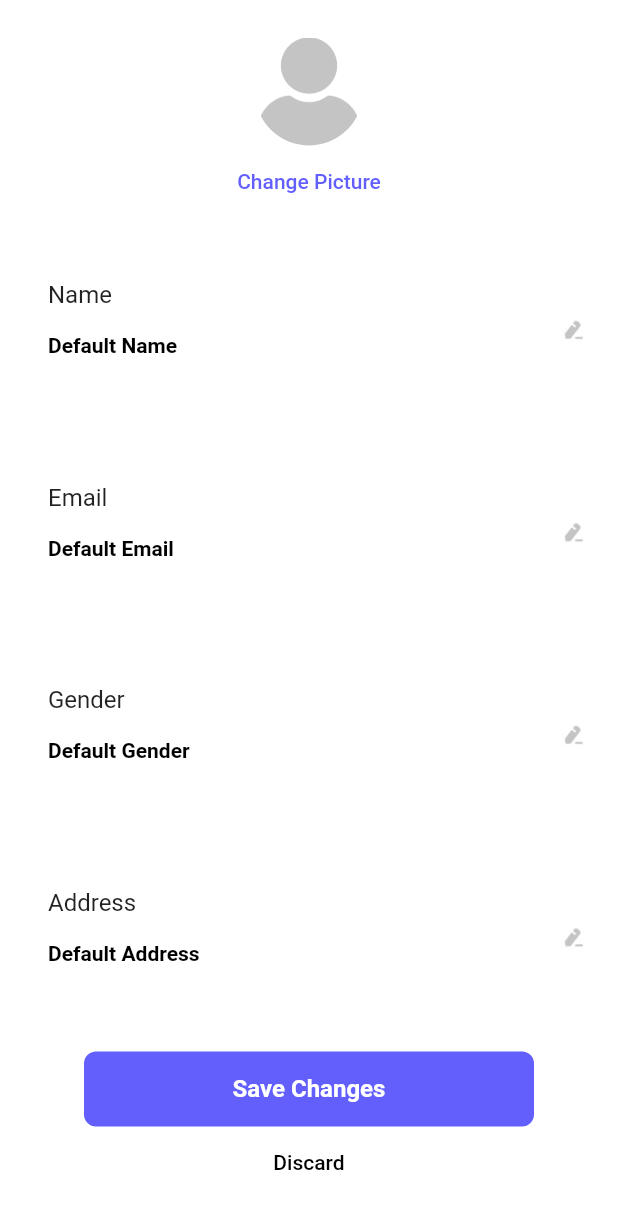
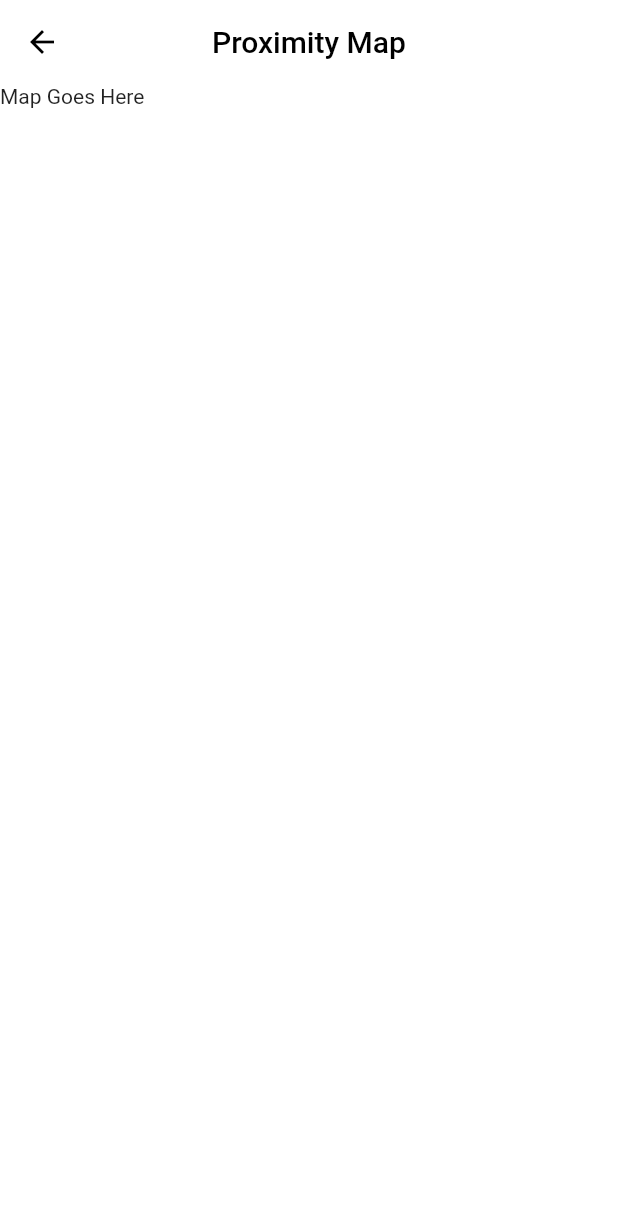
Before and after one commit to angelohizon-coder/Padyak, a Flutter app: the InputPage screen opened by its route, item 3 of the bottom bar chosen, on a phone screen of 412 x 824 dp. Shown: the top 1209 px of the screen. Run offline on Flutter 3.47's test engine with Material 2 defaults, Android fonts, the phone set to English and light mode, and no system bars; drawn by our look-alikes of auto_size_text; our stand-ins replace percent_indicator, sliding_up_panel.

Commit message:
some refactoring of code and removed profile page

```diff
--- a/lib/main.dart
+++ b/lib/main.dart
@@ -1,9 +1,9 @@
 import 'package:flutter/material.dart';
 import 'pages/input_page.dart';
 import 'pages/result_page.dart';
-import 'pages/profile_page.dart';
 import 'pages/weather_page.dart';
 import 'pages/map_page.dart';
+import 'pages/proximity_page.dart';
 
 void main() {
   runApp(
@@ -14,8 +14,8 @@ void main() {
       initialRoute: '/result_page',
       routes: {
         '/input_page': (context) => const InputPage(),
+        '/proximity_page': (context) => const ProximityPage(),
         '/map_page': (context) => const MapPage(),
-        '/profile_page': (context) => const ProfilePage(),
         '/result_page': (context) => const ResultPage(),
         '/weather_page': (context) => const WeatherPage()
       },
--- a/lib/pages/input_page.dart
+++ b/lib/pages/input_page.dart
@@ -1,3 +1,4 @@
+import 'package:auto_size_text/auto_size_text.dart';
 import 'package:flutter/cupertino.dart';
 import 'package:flutter/material.dart';
 import '../constants.dart';
@@ -28,11 +29,11 @@ class _InputPageState extends State<InputPage> {
                     'images/greetings.png',
                     height: 48,
                   ),
-                  title: Text(
-                    'Hey backstreet boys!',
+                  title: AutoSizeText(
+                    'Hey there!',
                     style: labelInputPage,
                   ),
-                  subtitle: const Text(
+                  subtitle: const AutoSizeText(
                     'Where are you going today?',
                     style: TextStyle(
                       color: Colors.black,
@@ -131,8 +132,8 @@ class _InputPageState extends State<InputPage> {
                         ),
                       ),
                       SizedBox(
-                        height: 50,
-                        width: 300,
+                        height: MediaQuery.of(context).size.width * 0.1,
+                        width: double.infinity,
                         child: TextButton(
                           style: ButtonStyle(
                             backgroundColor: MaterialStateProperty.all<Color>(
@@ -148,7 +149,7 @@ class _InputPageState extends State<InputPage> {
                           onPressed: () {
                             Navigator.pushNamed(context, '/map_page');
                           },
-                          child: Text(
+                          child: AutoSizeText(
                             'Get The Route',
                             style: blueStyleIconButton,
                           ),
@@ -224,14 +225,14 @@ class _InputPageState extends State<InputPage> {
                       child: TextButton(
                         style: noSplashEffect,
                         onPressed: () {
-                          Navigator.pushNamed(context, '/profile_page');
+                          Navigator.pushNamed(context, '/proximity_page');
                         },
                         child: Image.asset(
-                          'images/menu/user.png',
+                          'images/menu/radar.png',
                           color: const Color(0xFFC4C4C4),
                         ),
                       ),
-                    )
+                    ),
                   ],
                 ),
               ),
--- a/lib/pages/map_page.dart
+++ b/lib/pages/map_page.dart
@@ -42,7 +42,9 @@ class _MapPageState extends State<MapPage> {
         body: const SizedBox(
           width: double.infinity,
           height: double.infinity,
-          child: Center(child: Text('Map Goes Here')),
+          child: Center(
+            child: Text('Map Goes Here'),
+          ),
         ),
         panelBuilder: (controller) => PanelWidget(
           controller: controller,
--- a/lib/pages/profile_page.dart
+++ /dev/null
@@ -1,230 +0,0 @@
-import 'package:flutter/cupertino.dart';
-import 'package:flutter/material.dart';
-import '../constants.dart';
-
-class ProfilePage extends StatefulWidget {
-  const ProfilePage({Key? key}) : super(key: key);
-
-  @override
-  _ProfilePageState createState() => _ProfilePageState();
-}
-
-class _ProfilePageState extends State<ProfilePage> {
-  @override
-  Widget build(BuildContext context) {
-    return Scaffold(
-      backgroundColor: Colors.white,
-      resizeToAvoidBottomInset: false,
-      body: SafeArea(
-        child: Column(
-          crossAxisAlignment: CrossAxisAlignment.center,
-          children: [
-            defaultSizedBoxTwentyFiveHeight,
-            const CircleAvatar(
-              backgroundImage: AssetImage('images/default-picture.png'),
-              backgroundColor: Colors.white,
-              radius: 36,
-            ),
-            TextButton(
-              child: const Text(
-                'Change Picture',
-                style: TextStyle(
-                  color: Color(0xFF625FFD),
-                ),
-              ),
-              onPressed: () {},
-              style: noSplashEffect,
-            ),
-            Expanded(
-              flex: 3,
-              child: Padding(
-                padding: const EdgeInsets.symmetric(
-                  vertical: 8.0,
-                  horizontal: 16.0,
-                ),
-                child: Column(
-                  mainAxisAlignment: MainAxisAlignment.start,
-                  children: [
-                    Expanded(
-                      child: Row(
-                        mainAxisAlignment: MainAxisAlignment.spaceAround,
-                        children: [
-                          Expanded(
-                            child: ListTile(
-                              title: Text(
-                                'Name',
-                                style: labelInputPage,
-                              ),
-                              subtitle: Container(
-                                padding: const EdgeInsets.fromLTRB(0, 0, 60, 0),
-                                child: const TextField(
-                                  decoration: InputDecoration(
-                                    border: InputBorder.none,
-                                    hintStyle: TextStyle(
-                                      color: Colors.black,
-                                      fontSize: 14,
-                                      fontWeight: FontWeight.bold,
-                                    ),
-                                    hintText: 'Default Name',
-                                  ),
-                                ),
-                              ),
-                            ),
-                          ),
-                          Image.asset(
-                            'images/pen.JPG',
-                            width: 24,
-                          ),
-                        ],
-                      ),
-                    ),
-                    Expanded(
-                      child: Row(
-                        mainAxisAlignment: MainAxisAlignment.spaceAround,
-                        children: [
-                          Expanded(
-                            child: ListTile(
-                              title: Text(
-                                'Email',
-                                style: labelInputPage,
-                              ),
-                              subtitle: Container(
-                                padding: const EdgeInsets.fromLTRB(0, 0, 60, 0),
-                                child: const TextField(
-                                  decoration: InputDecoration(
-                                    border: InputBorder.none,
-                                    hintStyle: TextStyle(
-                                      color: Colors.black,
-                                      fontSize: 14,
-                                      fontWeight: FontWeight.bold,
-                                    ),
-                                    hintText: 'Default Email',
-                                  ),
-                                ),
-                              ),
-                            ),
-                          ),
-                          Image.asset(
-                            'images/pen.JPG',
-                            width: 24,
-                          ),
-                        ],
-                      ),
-                    ),
-                    Expanded(
-                      child: Row(
-                        mainAxisAlignment: MainAxisAlignment.spaceAround,
-                        children: [
-                          Expanded(
-                            child: ListTile(
-                              title: Text(
-                                'Gender',
-                                style: labelInputPage,
-                              ),
-                              subtitle: Container(
-                                padding: const EdgeInsets.fromLTRB(0, 0, 60, 0),
-                                child: const TextField(
-                                  decoration: InputDecoration(
-                                    border: InputBorder.none,
-                                    hintStyle: TextStyle(
-                                      color: Colors.black,
-                                      fontSize: 14,
-                                      fontWeight: FontWeight.bold,
-                                    ),
-                                    hintText: 'Default Gender',
-                                  ),
-                                ),
-                              ),
-                            ),
-                          ),
-                          Image.asset(
-                            'images/pen.JPG',
-                            width: 24,
-                          ),
-                        ],
-                      ),
-                    ),
-                    Expanded(
-                      child: Row(
-                        mainAxisAlignment: MainAxisAlignment.spaceAround,
-                        children: [
-                          Expanded(
-                            child: ListTile(
-                              title: Text(
-                                'Address',
-                                style: labelInputPage,
-                              ),
-                              subtitle: Container(
-                                padding: const EdgeInsets.fromLTRB(0, 0, 60, 0),
-                                child: const TextField(
-                                  decoration: InputDecoration(
-                                    border: InputBorder.none,
-                                    hintStyle: TextStyle(
-                                      color: Colors.black,
-                                      fontSize: 14,
-                                      fontWeight: FontWeight.bold,
-                                    ),
-                                    hintText: 'Default Address',
-                                  ),
-                                ),
-                              ),
-                            ),
-                          ),
-                          Image.asset(
-                            'images/pen.JPG',
-                            width: 24,
-                          ),
-                        ],
-                      ),
-                    ),
-                  ],
-                ),
-              ),
-            ),
-            SizedBox(
-              height: 50,
-              width: 300,
-              child: TextButton(
-                style: ButtonStyle(
-                  backgroundColor: MaterialStateProperty.all<Color>(
-                    const Color(0xFF625FFD),
-                  ),
-                  shape: MaterialStateProperty.all<RoundedRectangleBorder>(
-                    RoundedRectangleBorder(
-                      borderRadius: BorderRadius.circular(8.0),
-                    ),
-                  ),
-                ),
-                onPressed: () {},
-                child: Text(
-                  'Save Changes',
-                  style: blueStyleIconButton,
-                ),
-              ),
-            ),
-            TextButton(
-              style: ButtonStyle(
-                shape: MaterialStateProperty.all<RoundedRectangleBorder>(
-                  RoundedRectangleBorder(
-                    borderRadius: BorderRadius.circular(8.0),
-                  ),
-                ),
-                splashFactory: NoSplash.splashFactory,
-              ),
-              onPressed: () {
-                Navigator.pop(context);
-              },
-              child: const Text(
-                'Discard',
-                style: TextStyle(
-                  color: Colors.black,
-                ),
-              ),
-            ),
-            defaultSizedBoxTwentyFiveHeight
-          ],
-        ),
-      ),
-    );
-  }
-}
--- /dev/null
+++ b/lib/pages/proximity_page.dart
@@ -0,0 +1,35 @@
+import 'package:auto_size_text/auto_size_text.dart';
+import 'package:flutter/material.dart';
+
+class ProximityPage extends StatefulWidget {
+  const ProximityPage({Key? key}) : super(key: key);
+
+  @override
+  _ProximityPageState createState() => _ProximityPageState();
+}
+
+class _ProximityPageState extends State<ProximityPage> {
+  @override
+  Widget build(BuildContext context) {
+    // Takes the height of the object and multiply it by 10%. btw the object is the height
+    final panelHeightClosed = MediaQuery.of(context).size.height * 0.125;
+    final panelHeightOpen = MediaQuery.of(context).size.height * 0.2;
+
+    return Scaffold(
+      appBar: AppBar(
+        backgroundColor: Colors.white,
+        centerTitle: true,
+        elevation: 0,
+        iconTheme: const IconThemeData(color: Colors.black),
+        title: const Text(
+          'Proximity Map',
+          style: TextStyle(
+            color: Colors.black,
+          ),
+        ),
+      ),
+      body: const AutoSizeText('Map Goes Here'),
+      backgroundColor: Colors.white,
+    );
+  }
+}
--- a/lib/pages/result_page.dart
+++ b/lib/pages/result_page.dart
@@ -1,3 +1,5 @@
+import 'package:auto_size_text/auto_size_text.dart';
+
 import '../constants.dart';
 import 'package:flutter/cupertino.dart';
 import 'package:flutter/material.dart';
@@ -172,7 +174,7 @@ class _ResultPageState extends State<ResultPage> {
               ),
               Expanded(
                 child: SizedBox(
-                  height: 50,
+                  height: MediaQuery.of(context).size.width * 0.1,
                   width: double.infinity,
                   child: TextButton(
                     style: ButtonStyle(
@@ -188,7 +190,7 @@ class _ResultPageState extends State<ResultPage> {
                     onPressed: () {
                       Navigator.pushNamed(context, '/input_page');
                     },
-                    child: Text(
+                    child: AutoSizeText(
                       'Exit',
                       style: blueStyleIconButton,
                     ),
--- a/lib/pages/weather_page.dart
+++ b/lib/pages/weather_page.dart
@@ -644,14 +644,12 @@ class _WeatherPageState extends State<WeatherPage> {
                       height: 50,
                       width: 50,
                       child: TextButton(
-                        style: const ButtonStyle(
-                          splashFactory: NoSplash.splashFactory,
-                        ),
+                        style: noSplashEffect,
                         onPressed: () {
-                          Navigator.pushNamed(context, '/profile_page');
+                          Navigator.pushNamed(context, '/proximity_page');
                         },
                         child: Image.asset(
-                          'images/menu/user.png',
+                          'images/menu/radar.png',
                           color: const Color(0xFFC4C4C4),
                         ),
                       ),
--- a/pubspec.yaml
+++ b/pubspec.yaml
@@ -37,6 +37,8 @@ dependencies:
   flutter_map: ^0.14.0
   sliding_up_panel: ^2.0.0+1
   percent_indicator: ^3.4.0
+  geolocator: 7.6.2
+  auto_size_text: ^3.0.0
 
 dev_dependencies:
   flutter_test:
```
Also changed, not shown: images/menu/radar.png (added), pubspec.lock.
